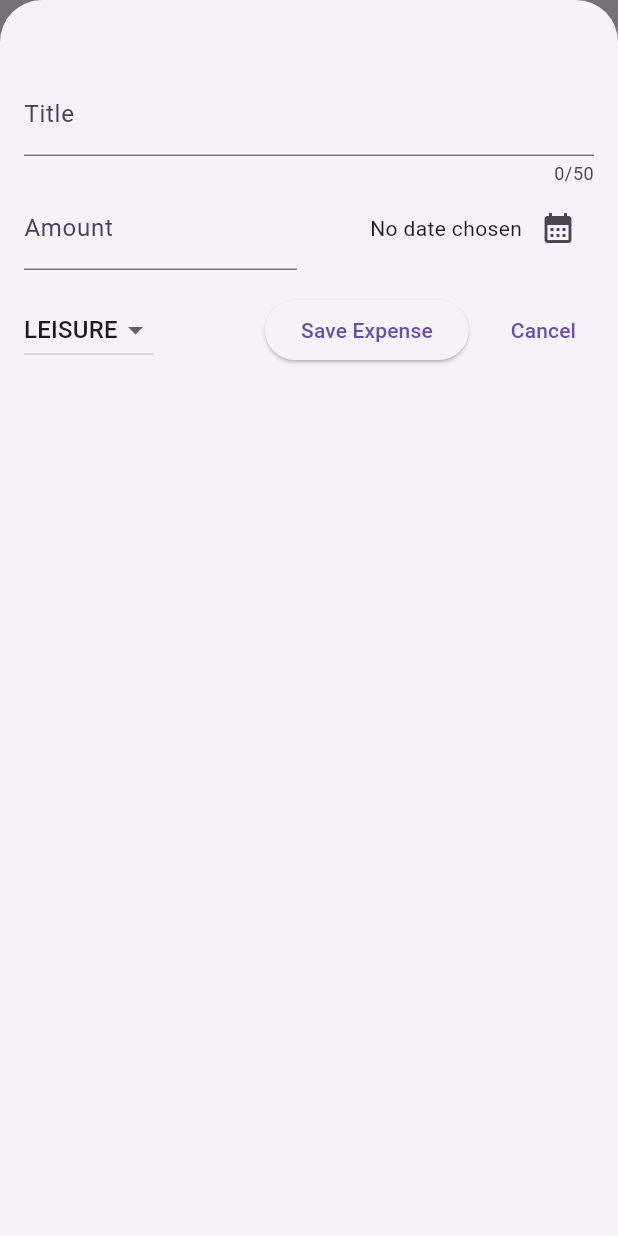
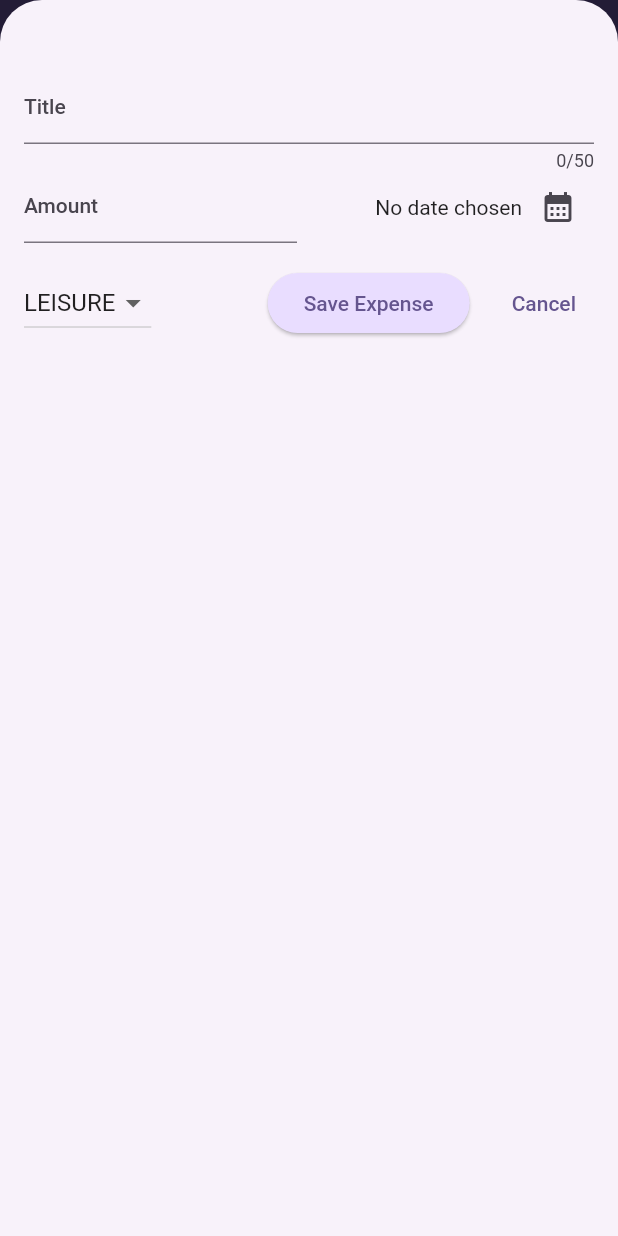
Before and after one commit to jacob-macleod/Expenses-Tracker, a Flutter app: the screen it shows after launch, after a tap on the "add" icon, on a phone screen of 412 x 824 dp. Run offline on Flutter 3.47's test engine with Material 2 defaults, Android fonts, the phone set to English and light mode, and no system bars; missing offline and left inert: dart:ffi.

Commit message:
Added theme styles

```diff
--- a/lib/main.dart
+++ b/lib/main.dart
@@ -1,10 +1,30 @@
 import 'package:flutter/material.dart';
 import 'package:expenses_tracker/widgets/expenses.dart';
+
+var kColorScheme = ColorScheme.fromSeed(
+  seedColor: const Color.fromARGB(255, 96, 59, 181),
+);
 
 void main() {
   runApp(
     MaterialApp(
-      theme: ThemeData(useMaterial3: true),
+      theme: ThemeData().copyWith(
+        useMaterial3: true,
+        colorScheme: kColorScheme,
+        appBarTheme: const AppBarTheme().copyWith(
+          backgroundColor: kColorScheme.onPrimaryContainer,
+          foregroundColor: kColorScheme.primaryContainer,
+        ),
+        cardTheme: const CardTheme().copyWith(
+          color: kColorScheme.secondaryContainer,
+          margin: const EdgeInsets.symmetric(horizontal: 16, vertical: 8),
+        ),
+        elevatedButtonTheme: ElevatedButtonThemeData(
+          style: ElevatedButton.styleFrom(
+            backgroundColor: kColorScheme.primaryContainer,
+          ),
+        ),
+      ),
       home: const Expenses(),
     ),
   );
```
